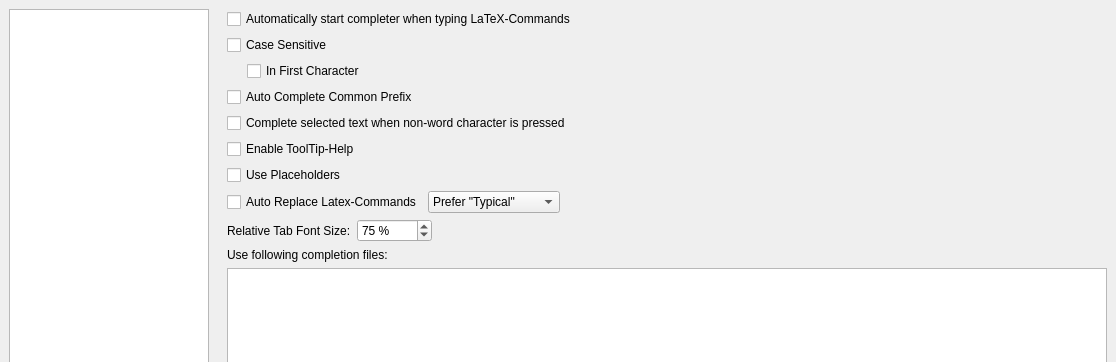
Qt form configdialog.ui (svn2github/texstudio-trunk) before a commit; both pictures show x 0 to 1116 and y 0 to 362 of the 1116 by 674 pixel window.
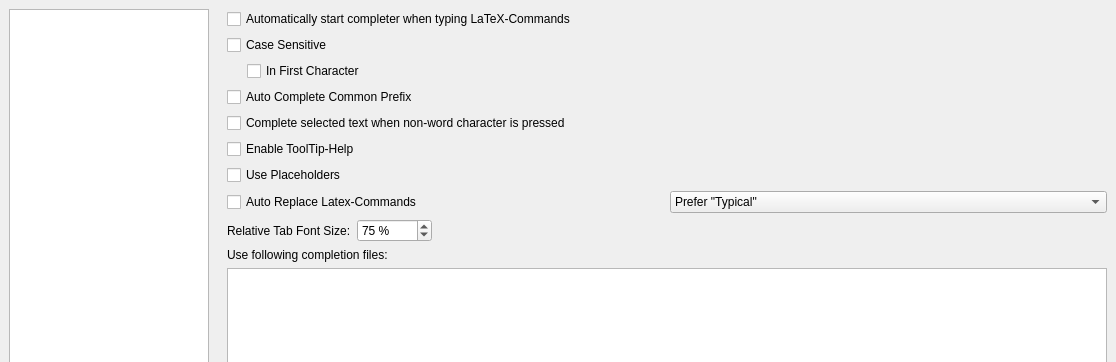
The same form after that commit. The open tabs and pages were chosen to show the change. Icons and pictures are not drawn.

Commit message: maybe slightly better distinguishing between "prefer most used" and "replace latex-commands"

Diff of the .ui file:
```diff
--- a/configdialog.ui
+++ b/configdialog.ui
@@ -1967,19 +1967,6 @@
            </item>
           </widget>
          </item>
-         <item>
-          <spacer name="horizontalSpacer_3">
-           <property name="orientation">
-            <enum>Qt::Horizontal</enum>
-           </property>
-           <property name="sizeHint" stdset="0">
-            <size>
-             <width>40</width>
-             <height>20</height>
-            </size>
-           </property>
-          </spacer>
-         </item>
         </layout>
        </item>
        <item>
```
Left out of the diff: 15 changed lines with no effect on the pictures.
